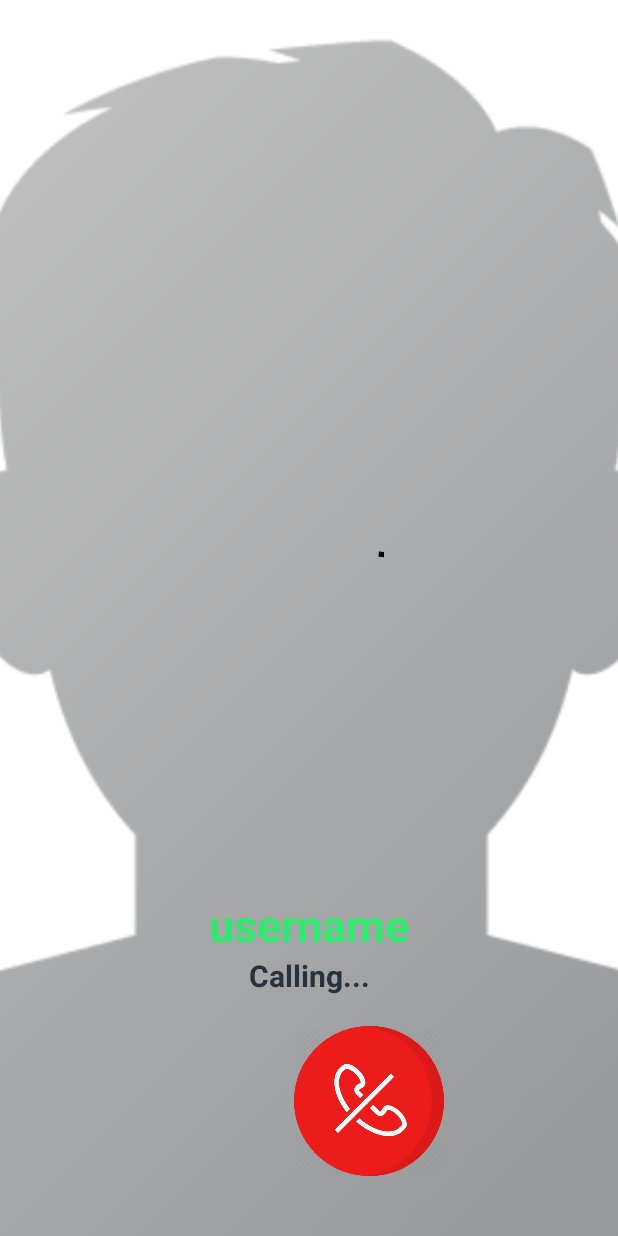
After one commit to abhisunny3/SkypeCloneCodingCafe, an Android app: the CallingActivity screen opened directly, with no data from a screen before it, on a phone screen of 412 x 824 dp. The commit adds this screen. Run offline under Robolectric (Android 15) with nearby library versions, the phone set to English and light mode, and no system bars; our stand-ins replace Firebase (no records; nobody signed in at launch, a user with empty details on screens opened directly); 1 statement that could not run was skipped.

Commit message:
11 tutorial

```diff
--- a/app/src/main/AndroidManifest.xml
+++ b/app/src/main/AndroidManifest.xml
@@ -11,7 +11,8 @@
         android:roundIcon="@mipmap/ic_launcher_round"
         android:supportsRtl="true"
         android:theme="@style/AppTheme">
-        <activity android:name=".ProfileActivity"></activity>
+        <activity android:name=".CallingActivity"></activity>
+        <activity android:name=".ProfileActivity" />
         <activity android:name=".FindPeopleActivity" />
         <activity android:name=".NotificationsAcitivity" />
         <activity android:name=".SettingsActivity" />
--- /dev/null
+++ b/app/src/main/java/com/example/skypeclonecodingcafe/CallingActivity.java
@@ -0,0 +1,90 @@
+package com.example.skypeclonecodingcafe;
+
+import androidx.appcompat.app.AppCompatActivity;
+
+import android.content.Intent;
+import android.os.Bundle;
+import android.widget.ImageView;
+import android.widget.TextView;
+
+import com.google.firebase.auth.FirebaseAuth;
+import com.google.firebase.database.DataSnapshot;
+import com.google.firebase.database.DatabaseError;
+import com.google.firebase.database.DatabaseReference;
+import com.google.firebase.database.FirebaseDatabase;
+import com.google.firebase.database.ValueEventListener;
+
+public class CallingActivity extends AppCompatActivity {
+
+    private String receiverUserId="", receiverUserImage ="",receiverUserName="";
+    private String senderUserId="", senderUserImage ="",senderUserName="";
+
+    private TextView nameContact;
+    private ImageView ProfileImage,makeCallBtn,cancelCallBtn;
+    private CustomProgressView customProgressView;
+
+    private DatabaseReference userRef;
+
+    @Override
+    protected void onCreate(Bundle savedInstanceState) {
+        super.onCreate(savedInstanceState);
+        setContentView(R.layout.activity_calling);
+
+
+        senderUserId = FirebaseAuth.getInstance().getCurrentUser().getUid();
+
+        receiverUserId = getIntent().getExtras().get("visit_user_id").toString();
+        //receiverUserImage = getIntent().getExtras().get("profile_image").toString();
+        //receiverUserName = getIntent().getExtras().get("profile_name").toString();
+
+        userRef = FirebaseDatabase.getInstance()
+                .getReference().child(getString(R.string.db_user));
+
+        nameContact = findViewById(R.id.name_calling);
+        ProfileImage = findViewById(R.id.profile_image_calling);
+        makeCallBtn = findViewById(R.id.make_call);
+        cancelCallBtn = findViewById(R.id.make_cancel_call);
+        customProgressView = findViewById(R.id.progress_bar_load);
+
+        getAndSetUserProfileInfo();
+
+
+
+
+    }
+
+    private void getAndSetUserProfileInfo() {
+
+
+        userRef.addValueEventListener(new ValueEventListener() {
+            @Override
+            public void onDataChange(DataSnapshot dataSnapshot) {
+
+                if(dataSnapshot.child(receiverUserId).exists()){
+
+                    receiverUserImage = dataSnapshot.child(receiverUserId).child("image").getValue().toString();
+                    receiverUserName = dataSnapshot.child(receiverUserId).child("name").getValue().toString();
+
+                    nameContact.setText(receiverUserName);
+                    My.setImage(customProgressView,receiverUserImage,ProfileImage);
+                }
+
+                if(dataSnapshot.child(senderUserId).exists()){
+
+                    senderUserImage = dataSnapshot.child(senderUserId).child("image").getValue().toString();
+                    senderUserName = dataSnapshot.child(senderUserId).child("name").getValue().toString();
+
+                   // nameContact.setText(receiverUserName);
+                    //My.setImage(customProgressView,receiverUserImage,ProfileImage);
+                }
+
+
+            }
+
+            @Override
+            public void onCancelled(DatabaseError databaseError) {
+
+            }
+        });
+    }
+}
--- /dev/null
+++ b/app/src/main/res/layout/activity_calling.xml
@@ -0,0 +1,86 @@
+<?xml version="1.0" encoding="utf-8"?>
+<RelativeLayout xmlns:android="http://schemas.android.com/apk/res/android"
+    xmlns:app="http://schemas.android.com/apk/res-auto"
+    xmlns:tools="http://schemas.android.com/tools"
+    android:layout_width="match_parent"
+    android:layout_height="match_parent"
+    tools:context=".CallingActivity">
+
+    <RelativeLayout
+        android:id="@+id/line_first"
+        android:layout_width="match_parent"
+        android:layout_height="wrap_content">
+
+        <ImageView
+            android:id="@+id/profile_image_calling"
+            android:layout_width="match_parent"
+            android:layout_height="match_parent"
+            android:src="@drawable/profile_image"
+            android:scaleType="centerCrop"
+            />
+
+        <com.example.skypeclonecodingcafe.CustomProgressView
+            android:id="@+id/progress_bar_load"
+            android:layout_width="100dp"
+            android:layout_height="100dp"
+            android:layout_gravity="center"
+            android:layout_centerInParent="true"
+            android:visibility="visible"/>
+
+    </RelativeLayout>
+
+    <TextView
+        android:id="@+id/name_calling"
+        android:layout_width="match_parent"
+        android:layout_height="wrap_content"
+        android:text="username"
+        android:textColor="@color/colorPrimary"
+        android:textStyle="bold"
+        android:textSize="30dp"
+        android:gravity="center"
+        android:layout_above="@+id/txt"
+        />
+
+    <TextView
+        android:id="@+id/txt"
+        android:layout_width="match_parent"
+        android:layout_height="wrap_content"
+        android:text="Calling..."
+        android:textColor="@color/colorAccent"
+        android:textStyle="bold"
+        android:textSize="20dp"
+        android:gravity="center"
+        android:layout_above="@+id/linear_layout1"
+        android:layout_marginBottom="20dp"
+        />
+
+
+    <LinearLayout
+        android:id="@+id/linear_layout1"
+        android:layout_width="match_parent"
+        android:layout_height="wrap_content"
+        android:orientation="horizontal"
+        android:layout_alignParentBottom="true"
+        android:layout_marginBottom="40dp"
+        android:gravity="center">
+
+        <ImageView
+            android:id="@+id/make_call"
+            android:layout_width="100dp"
+            android:layout_height="100dp"
+            android:src="@drawable/make_call"
+            android:layout_marginLeft="40dp"
+            android:visibility="gone"
+            />
+
+        <ImageView
+            android:id="@+id/make_cancel_call"
+            android:layout_width="100dp"
+            android:layout_height="100dp"
+            android:src="@drawable/cancel_call"
+            android:layout_marginLeft="80dp"
+            />
+
+    </LinearLayout>
+
+</RelativeLayout>
```
Also changed, not shown: app/src/main/java/com/example/skypeclonecodingcafe/ContactsActivity.java (+39 -1 lines), app/src/main/java/com/example/skypeclonecodingcafe/My.java (added, +63 -0 lines), app/src/main/java/com/example/skypeclonecodingcafe/SettingsActivity.java (+1 -25 lines).
